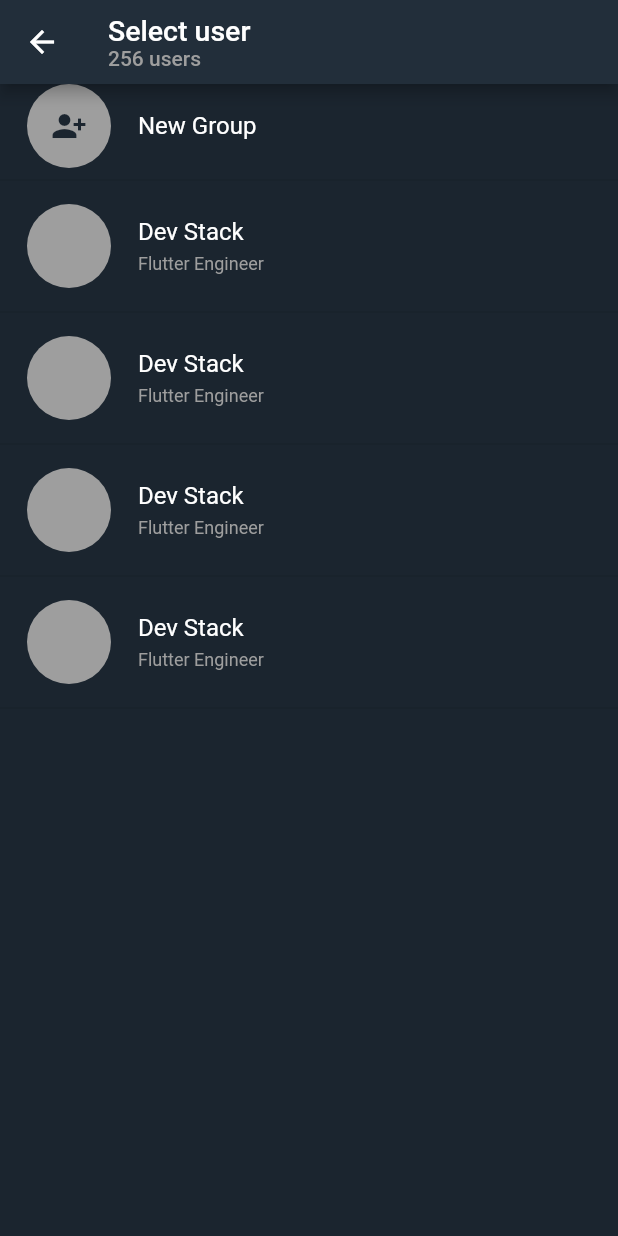
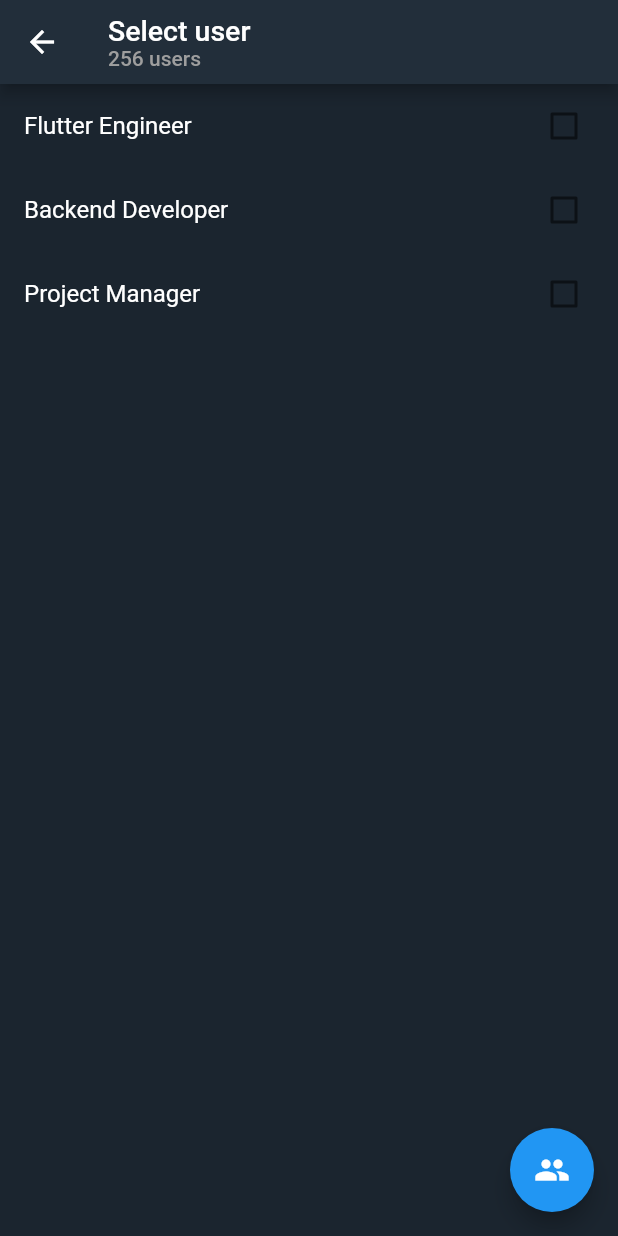
Before and after one commit to KubanychbekovT/chat, a Flutter app: the SelectContact screen opened directly, on a phone screen of 412 x 824 dp. Run offline on Flutter 3.47's test engine with Material 2 defaults, Android fonts, the phone set to English and light mode, and no system bars; our stand-ins replace bloc, device_preview, dio, flutter_bloc, formz, freezed_annotation and 1 more; accounts and stored records are empty.

Commit message:
refactor: select_contact

```diff
--- /dev/null
+++ b/lib/domain/user/user.dart
@@ -0,0 +1,6 @@
+class User {
+  final String name;
+  bool selected;
+
+  User({required this.name, this.selected = false});
+}
--- a/lib/presentation/chat/chat_overview/chat_overivew_page.dart
+++ b/lib/presentation/chat/chat_overview/chat_overivew_page.dart
@@ -1,7 +1,7 @@
 import 'package:chat/presentation/chat/chat_dialog/chat_dialog_page.dart';
 import 'package:chat/presentation/chat/widgets/custom_card.dart';
 import 'package:chat/presentation/chat/widgets/select_contact.dart';
-import 'package:chat/presentation/core/widgets/drawer.dart';
+import 'package:chat/presentation/core/widgets/custom_drawer.dart';
 import 'package:flutter/material.dart';
 
 class ChatOverviewPage extends StatefulWidget {
--- a/lib/presentation/chat/widgets/select_contact.dart
+++ b/lib/presentation/chat/widgets/select_contact.dart
@@ -1,15 +1,22 @@
-import 'package:chat/presentation/chat/widgets/button_card.dart';
-import 'package:chat/presentation/chat/widgets/user_card.dart';
+import 'package:chat/domain/user/user.dart';
 import 'package:flutter/material.dart';
 
 class SelectContact extends StatefulWidget {
-  const SelectContact({super.key});
+  const SelectContact({Key? key}) : super(key: key);
 
   @override
   State<SelectContact> createState() => _SelectContactState();
 }
 
 class _SelectContactState extends State<SelectContact> {
+  List<User> contacts = [
+    User(name: 'Flutter Engineer', selected: false),
+    User(name: 'Backend Developer', selected: false),
+    User(name: 'Project Manager', selected: false),
+  ];
+
+  List<User> selectedContacts = [];
+
   @override
   Widget build(BuildContext context) {
     return Scaffold(
@@ -30,18 +37,36 @@ class _SelectContactState extends State<SelectContact> {
           ],
         ),
       ),
-      body: ListView( children: [
-        ButtonCard(),
-        Divider(),
-        UserCard(),
-      Divider(),
-      UserCard(),
-      Divider(),
-      UserCard(),
-      Divider(),
-      UserCard(),
-      Divider(),
-      ],),
+      body: ListView.builder(
+        itemCount: contacts.length,
+        itemBuilder: (context, index) {
+          final user = contacts[index];
+          return CheckboxListTile(
+            title: Text(user.name, style: TextStyle(color: Colors.white),),
+            value: user.selected,
+            onChanged: (bool? value) {
+              setState(() {
+                user.selected = value ?? false;
+                if (value == true) {
+                  selectedContacts.add(user);
+                } else {
+                  selectedContacts.remove(user);
+                }
+              });
+            },
+          );
+        },
+      ),
+      floatingActionButton: FloatingActionButton(
+        onPressed: () {
+          _createGroup();
+        },
+        child: Icon(Icons.group),
+      ),
     );
   }
+
+  void _createGroup() {
+    print('Created group with: ${selectedContacts.map((user) => user.name).toList()}');
   }
+}
```
Lines whose indentation alone changed are shown as unchanged.
